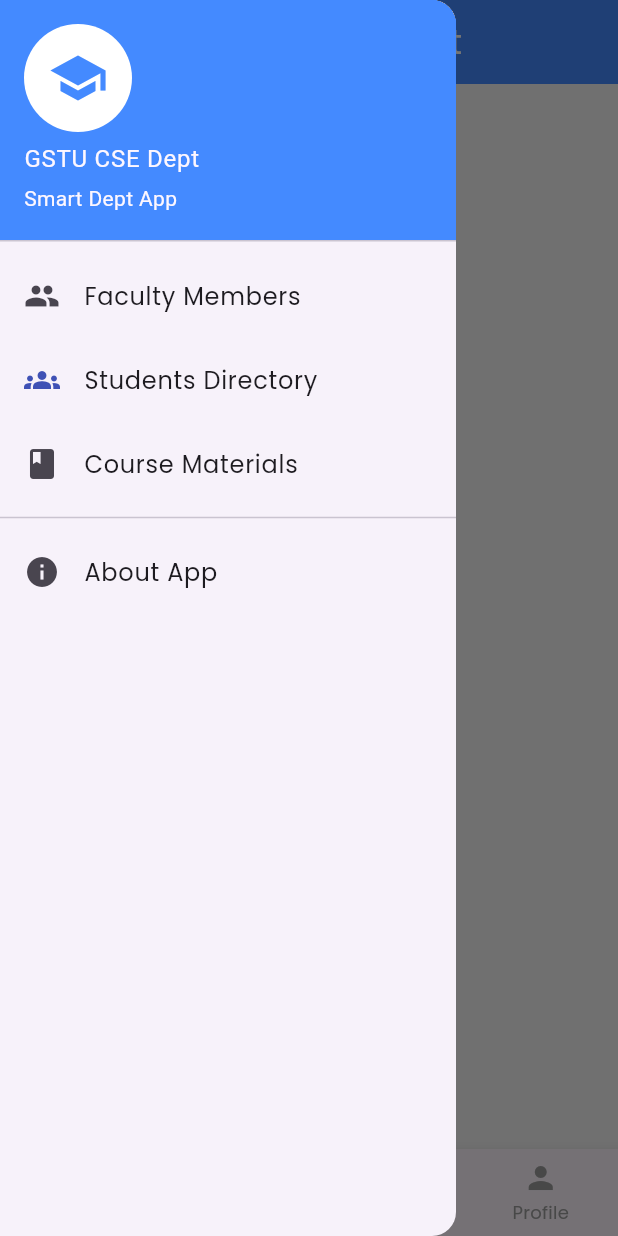
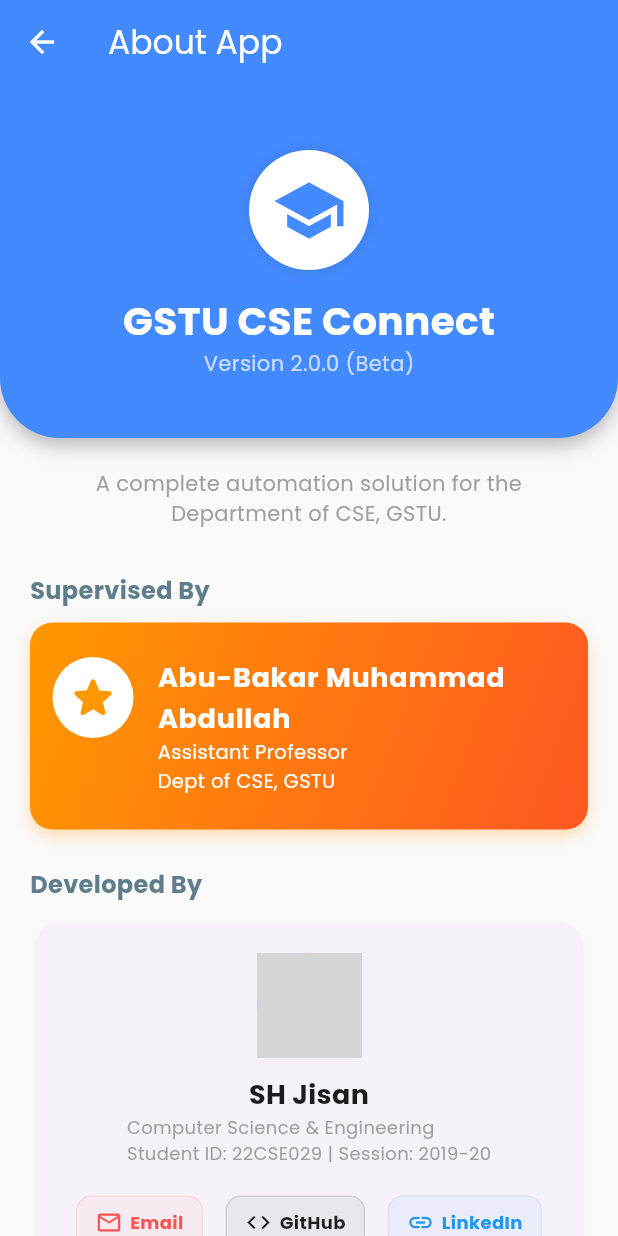
Before and after one commit to SH-Jisan/GSTU_CSE_Connect, a Flutter app: the DashboardScreen screen opened directly, in the side drawer, after a tap on "About App", on a phone screen of 412 x 824 dp. Run offline on Flutter 3.47's test engine with Material 3 defaults, Android fonts, the phone set to English and light mode, and no system bars; our stand-ins replace file_picker, firebase_core, firebase_messaging, flutter_local_notifications, get, get_storage and 3 more; accounts and stored records are empty; network calls fail; grey boxes are pictures that could not be loaded.

Commit message:
updated about app infos

```diff
--- /dev/null
+++ b/mobile_app/lib/modules/home/about_app_screen.dart
@@ -0,0 +1,267 @@
+import 'package:flutter/material.dart';
+import 'package:google_fonts/google_fonts.dart';
+import 'package:url_launcher/url_launcher.dart';
+
+class AboutAppScreen extends StatelessWidget {
+  const AboutAppScreen({super.key});
+
+  Future<void> _launchUrl(String url) async {
+    final Uri uri = Uri.parse(url);
+    try {
+      await launchUrl(uri, mode: LaunchMode.externalApplication);
+    } catch (e) {
+      debugPrint("Could not launch $url");
+    }
+  }
+
+  @override
+  Widget build(BuildContext context) {
+    return Scaffold(
+      backgroundColor: Colors.grey[50],
+      extendBodyBehindAppBar: true, // হেডার ট্রান্সপারেন্ট করার জন্য
+      appBar: AppBar(
+        title: const Text("About App"),
+        backgroundColor: Colors.transparent,
+        foregroundColor: Colors.white,
+        elevation: 0,
+      ),
+      body: SingleChildScrollView(
+        padding: EdgeInsets.zero,
+        child: Column(
+          crossAxisAlignment: CrossAxisAlignment.center,
+          children: [
+            // 🔹 1. Modern Header (Curved Background)
+            Container(
+              width: double.infinity,
+              padding: const EdgeInsets.only(top: 100, bottom: 40, left: 20, right: 20),
+              decoration: const BoxDecoration(
+                color: Colors.blueAccent,
+                borderRadius: BorderRadius.only(
+                  bottomLeft: Radius.circular(40),
+                  bottomRight: Radius.circular(40),
+                ),
+                boxShadow: [BoxShadow(color: Colors.black26, blurRadius: 10, offset: Offset(0, 5))],
+              ),
+              child: Column(
+                children: [
+                  Container(
+                    padding: const EdgeInsets.all(15),
+                    decoration: BoxDecoration(
+                      color: Colors.white,
+                      shape: BoxShape.circle,
+                      boxShadow: [BoxShadow(color: Colors.black12, blurRadius: 8)],
+                    ),
+                    child: const Icon(Icons.school, size: 50, color: Colors.blueAccent),
+                  ),
+                  const SizedBox(height: 15),
+                  Text(
+                    "GSTU CSE Connect",
+                    style: GoogleFonts.poppins(fontSize: 26, fontWeight: FontWeight.bold, color: Colors.white),
+                  ),
+                  const Text(
+                    "Version 2.0.0 (Beta)",
+                    style: TextStyle(color: Colors.white70, fontSize: 14),
+                  ),
+                ],
+              ),
+            ),
+
+            Padding(
+              padding: const EdgeInsets.all(20.0),
+              child: Column(
+                children: [
+                  const Text(
+                    "A complete automation solution for the Department of CSE, GSTU.",
+                    textAlign: TextAlign.center,
+                    style: TextStyle(fontSize: 14, color: Colors.grey),
+                  ),
+
+                  const SizedBox(height: 30),
+
+                  // 🌟 2. Supervisor Section (Highlighted with Gradient)
+                  const Align(
+                    alignment: Alignment.centerLeft,
+                    child: Text("Supervised By", style: TextStyle(fontWeight: FontWeight.bold, fontSize: 16, color: Colors.blueGrey)),
+                  ),
+                  const SizedBox(height: 10),
+
+                  Container(
+                    width: double.infinity,
+                    decoration: BoxDecoration(
+                      gradient: const LinearGradient(
+                        colors: [Colors.orange, Colors.deepOrange],
+                        begin: Alignment.topLeft,
+                        end: Alignment.bottomRight,
+                      ),
+                      borderRadius: BorderRadius.circular(15),
+                      boxShadow: [BoxShadow(color: Colors.orange.withOpacity(0.3), blurRadius: 8, offset: const Offset(0, 4))],
+                    ),
+                    child: Material(
+                      color: Colors.transparent,
+                      child: ListTile(
+                        contentPadding: const EdgeInsets.all(15),
+                        leading: Container(
+                          padding: const EdgeInsets.all(2),
+                          decoration: const BoxDecoration(color: Colors.white, shape: BoxShape.circle),
+                          child: const CircleAvatar(
+                            backgroundColor: Colors.white,
+                            radius: 25,
+                            child: Icon(Icons.star_rounded, color: Colors.orange, size: 35),
+                          ),
+                        ),
+                        title: const Text(
+                          "Abu-Bakar Muhammad Abdullah", // স্যারের নাম এখানে দাও
+                          style: TextStyle(fontWeight: FontWeight.bold, color: Colors.white, fontSize: 18),
+                        ),
+                        subtitle: const Text(
+                          "Assistant Professor\nDept of CSE, GSTU",
+                          style: TextStyle(color: Colors.white, fontSize: 13),
+                        ),
+                        isThreeLine: true,
+                      ),
+                    ),
+                  ),
+
+                  const SizedBox(height: 25),
+
+                  // 👨‍💻 3. Developer Info
+                  const Align(
+                    alignment: Alignment.centerLeft,
+                    child: Text("Developed By", style: TextStyle(fontWeight: FontWeight.bold, fontSize: 16, color: Colors.blueGrey)),
+                  ),
+                  const SizedBox(height: 10),
+
+                  Card(
+                    elevation: 2,
+                    shadowColor: Colors.grey.withOpacity(0.2),
+                    shape: RoundedRectangleBorder(borderRadius: BorderRadius.circular(15)),
+                    child: Padding(
+                      padding: const EdgeInsets.all(20.0),
+                      child: Column(
+                        children: [
+                          const CircleAvatar(
+                            backgroundImage: NetworkImage("https://scontent.fdac31-2.fna.fbcdn.net/v/t39.30808-6/465843422_2226569951033605_6803246507096223161_n.jpg?_nc_cat=107&ccb=1-7&_nc_sid=6ee11a&_nc_eui2=AeHu6Tk_YqQrzpEv308ANKgjPUJo8OtSUIE9Qmjw61JQgR69tlU4xr3aFmGOkW0ncFOOKKOXKvrBD5rqgaL-n_8I&_nc_ohc=vptLGuyw2XEQ7kNvwEdQn6e&_nc_oc=Adm1Pvwwt-R25Yh7SupUept6erpILsGJGFfkBLm3riciuv-0oqtDMdICqMQn_Uvc8bc&_nc_zt=23&_nc_ht=scontent.fdac31-2.fna&_nc_gid=-IcCa1zut1bXkiv3wec6qQ&oh=00_Afj2eGjhIw9p5PkHzwTwmoaqQxVRggI3JsO1eOZixGEDaA&oe=6930E587"), // তোমার ছবি থাকলে এখানে লিংক দাও
+                            radius: 35,
+                          ),
+                          const SizedBox(height: 12),
+                          const Text("SH Jisan", style: TextStyle(fontWeight: FontWeight.bold, fontSize: 18)),
+                          const Text("Computer Science & Engineering\nStudent ID: 22CSE029 | "
+                              "Session: 2019-20", style: TextStyle(color: Colors.grey, fontSize: 12)),
+                          const SizedBox(height: 20),
+
+                          // Contact Options
+                          Row(
+                            mainAxisAlignment: MainAxisAlignment.center,
+                            children: [
+                              _socialButton(
+                                  icon: Icons.email_outlined,
+                                  color: Colors.redAccent,
+                                  label: "Email",
+                                  onTap: () => _launchUrl("shzisun123@gmail.com")
+                              ),
+                              const SizedBox(width: 15),
+                              _socialButton(
+                                  icon: Icons.code,
+                                  color: Colors.black87,
+                                  label: "GitHub",
+                                  onTap: () => _launchUrl("https://github.com/SH-Jisan")
+                              ),
+                              const SizedBox(width: 15),
+                              _socialButton(
+                                  icon: Icons.link,
+                                  color: Colors.blue,
+                                  label: "LinkedIn",
+                                  onTap: () => _launchUrl("https://linkedin.com/in/yourprofile")
+                              ),
+                            ],
+                          )
+                        ],
+                      ),
+                    ),
+                  ),
+
+                  const SizedBox(height: 25),
+
+                  // 🛠️ 4. Tech Stack
+                  const Align(
+                    alignment: Alignment.centerLeft,
+                    child: Text("Tech Stack", style: TextStyle(fontWeight: FontWeight.bold, fontSize: 16, color: Colors.blueGrey)),
+                  ),
+                  const SizedBox(height: 10),
+
+                  Wrap(
+                    spacing: 8,
+                    runSpacing: 8,
+                    children: [
+                      _buildTechChip("Flutter", Colors.blue.shade600),
+                      _buildTechChip("Node.js", Colors.green.shade600),
+                      _buildTechChip("PostgreSQL", Colors.indigo.shade600),
+                      _buildTechChip("Firebase", Colors.orange.shade700),
+                      _buildTechChip("Cloudinary", Colors.purple.shade600),
+                    ],
+                  ),
+
+                  const SizedBox(height: 40),
+
+                  // 🐛 5. Report Bug Button
+                  SizedBox(
+                    width: double.infinity,
+                    child: OutlinedButton.icon(
+                      onPressed: () => _launchUrl("mailto:shzisun123@gmail.com?subject=Bug Report - GSTU CSE Connect"),
+                      icon: const Icon(Icons.bug_report_outlined, size: 20),
+                      label: const Text("Report a Bug"),
+                      style: OutlinedButton.styleFrom(
+                        foregroundColor: Colors.redAccent,
+                        side: const BorderSide(color: Colors.redAccent),
+                        padding: const EdgeInsets.symmetric(vertical: 12),
+                        shape: RoundedRectangleBorder(borderRadius: BorderRadius.circular(10)),
+                      ),
+                    ),
+                  ),
+
+                  const SizedBox(height: 20),
+                  const Text("© 2025 Dept of CSE, GSTU", style: TextStyle(fontSize: 12, color: Colors.grey)),
+                  const SizedBox(height: 20),
+                ],
+              ),
+            ),
+          ],
+        ),
+      ),
+    );
+  }
+
+  // Helpers
+  Widget _socialButton({required IconData icon, required Color color, required String label, required VoidCallback onTap}) {
+    return InkWell(
+      onTap: onTap,
+      borderRadius: BorderRadius.circular(10),
+      child: Container(
+        padding: const EdgeInsets.symmetric(horizontal: 12, vertical: 8),
+        decoration: BoxDecoration(
+            color: color.withOpacity(0.05),
+            borderRadius: BorderRadius.circular(10),
+            border: Border.all(color: color.withOpacity(0.1))
+        ),
+        child: Row(
+          children: [
+            Icon(icon, color: color, size: 18),
+            const SizedBox(width: 5),
+            Text(label, style: TextStyle(fontSize: 12, color: color, fontWeight: FontWeight.bold))
+          ],
+        ),
+      ),
+    );
+  }
+
+  Widget _buildTechChip(String label, Color color) {
+    return Chip(
+      label: Text(label, style: const TextStyle(color: Colors.white, fontSize: 11, fontWeight: FontWeight.bold)),
+      backgroundColor: color,
+      padding: const EdgeInsets.symmetric(horizontal: 4, vertical: 0),
+      materialTapTargetSize: MaterialTapTargetSize.shrinkWrap,
+      side: BorderSide.none,
+      shape: RoundedRectangleBorder(borderRadius: BorderRadius.circular(20)),
+    );
+  }
+}
--- a/mobile_app/lib/modules/home/dashboard_screen.dart
+++ b/mobile_app/lib/modules/home/dashboard_screen.dart
@@ -3,6 +3,7 @@ import 'package:flutter/material.dart';
 import 'package:get/get.dart';
 import 'package:shared_preferences/shared_preferences.dart';
 import '../material/screens/public_course_list_screen.dart';
+import 'about_app_screen.dart';
 import 'dashboard_controller.dart';
 import 'home_screen.dart';
 import '../routine/routine_screen.dart';
@@ -143,7 +144,10 @@ class _DashboardScreenState extends State<DashboardScreen> {
             ListTile(
               leading: const Icon(Icons.info),
               title: const Text('About App'),
-              onTap: () {},
+              onTap: (){
+                Get.back();
+                Get.to(() => const AboutAppScreen());
+              },
             ),
           ],
         ),
```
